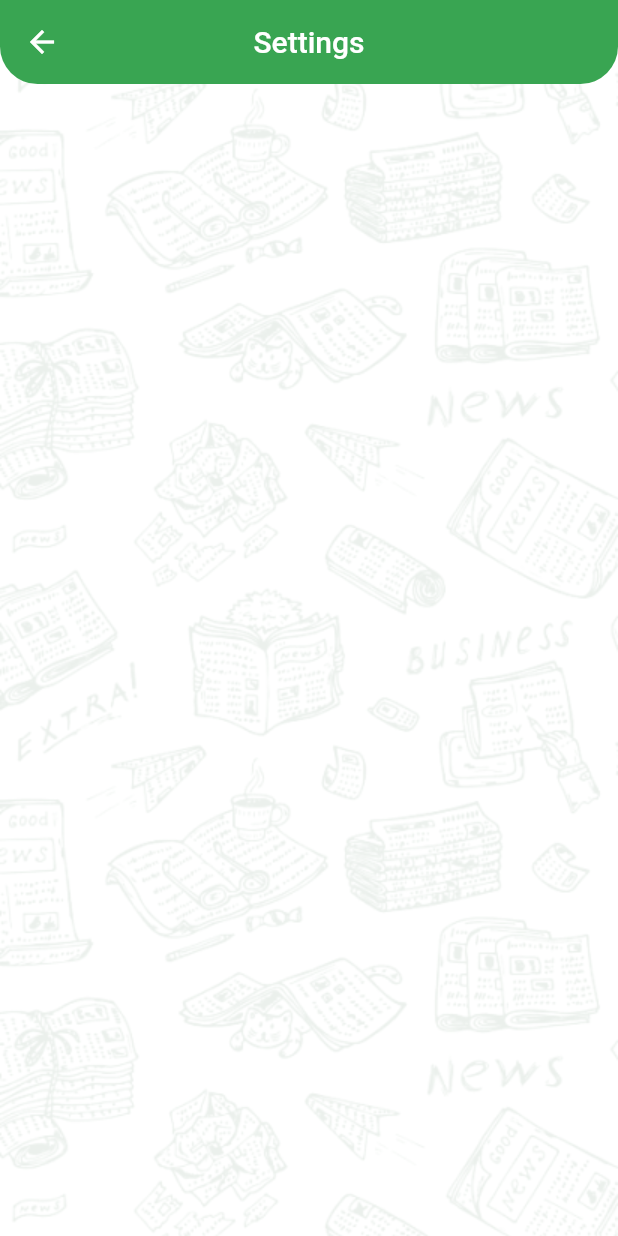
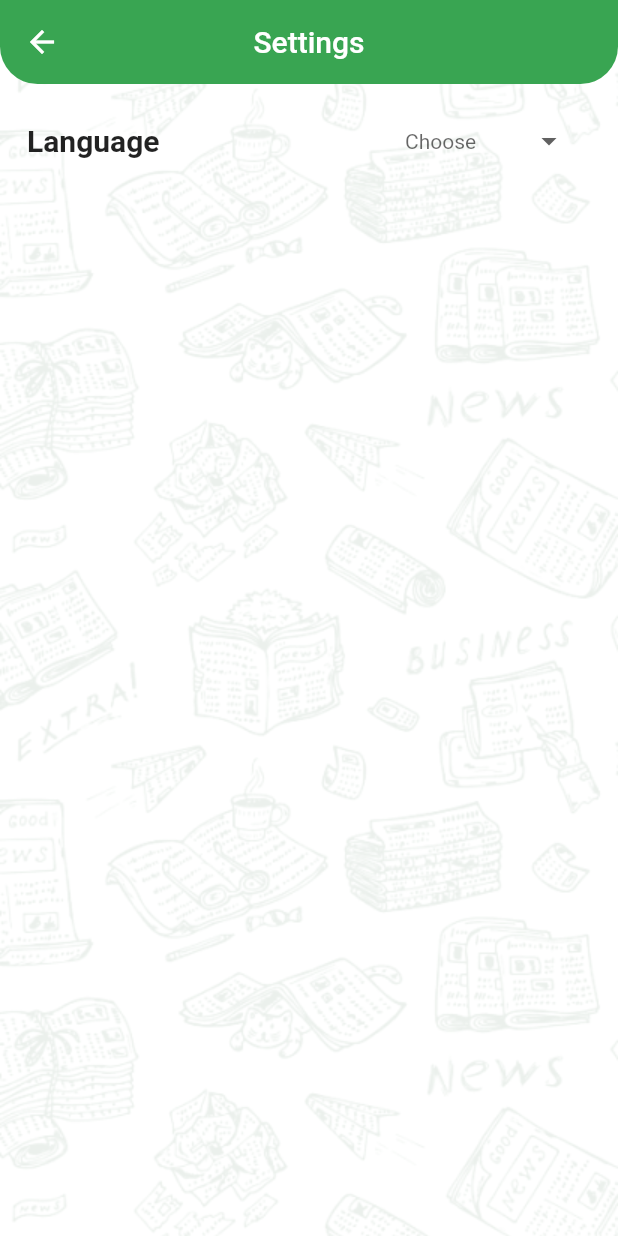
Before and after one commit to hadyawny/news_app, a Flutter app: the screen it shows after launch, in the side drawer, after a tap on "Settings", on a phone screen of 412 x 824 dp. Run offline on Flutter 3.47's test engine with Material 2 defaults, Android fonts, the phone set to English and light mode, and no system bars; drawn by our look-alikes of dropdown_button2; our stand-ins replace cached_network_image; generated files the repository leaves out were written again.

Commit message:
created localization files and add provider to change language from settings screen

```diff
--- /dev/null
+++ b/l10n.yaml
@@ -0,0 +1,3 @@
+arb-dir: lib/l10n
+template-arb-file: app_en.arb
+output-localization-file: app_localizations.dart
--- /dev/null
+++ b/lib/l10n/app_ar.arb
@@ -0,0 +1,5 @@
+{
+  "settings": "الأعدادات",
+  "language": "اللغه"
+
+}
--- /dev/null
+++ b/lib/l10n/app_en.arb
@@ -0,0 +1,5 @@
+{
+  "settings": "Settings",
+  "language": "Language"
+
+}
--- a/lib/main.dart
+++ b/lib/main.dart
@@ -1,10 +1,16 @@
 import 'package:flutter/material.dart';
 import 'package:news_app/layout/home_layout.dart';
+import 'package:news_app/providers/my_provider.dart';
 import 'package:news_app/screens/news_article_screen.dart';
 import 'package:news_app/screens/settings_screen.dart';
+import 'package:flutter_localizations/flutter_localizations.dart';
+import 'package:flutter_gen/gen_l10n/app_localizations.dart';
+import 'package:provider/provider.dart';
 
 void main() {
-  runApp(const MyApp());
+  runApp( ChangeNotifierProvider(
+      create: (context) => MyProvider(),
+      child: MyApp()));
 }
 
 class MyApp extends StatelessWidget {
@@ -12,7 +18,24 @@ class MyApp extends StatelessWidget {
 
   @override
   Widget build(BuildContext context) {
+
+    var provider = Provider.of<MyProvider>(context);
+
     return MaterialApp(
+
+      localizationsDelegates: const [
+        AppLocalizations.delegate,
+        GlobalMaterialLocalizations.delegate,
+        GlobalWidgetsLocalizations.delegate,
+        GlobalCupertinoLocalizations.delegate,
+      ],
+      supportedLocales: const [
+        Locale('en'),
+        Locale('ar'),
+      ],
+
+      locale: Locale(provider.locale),
+
       debugShowCheckedModeBanner: false,
       initialRoute: HomeLayout.routeName,
       routes: {
--- /dev/null
+++ b/lib/providers/my_provider.dart
@@ -0,0 +1,16 @@
+
+import 'package:flutter/material.dart';
+
+class MyProvider extends ChangeNotifier{
+
+  String locale = 'en';
+
+  changeLanguage (String lang){
+
+    locale=lang;
+
+    notifyListeners();
+  }
+
+
+}
--- a/lib/screens/settings_screen.dart
+++ b/lib/screens/settings_screen.dart
@@ -1,11 +1,28 @@
+import 'package:dropdown_button2/dropdown_button2.dart';
 import 'package:flutter/material.dart';
+import 'package:provider/provider.dart';
+import '../providers/my_provider.dart';
 import '../shared/styles/colors.dart';
+import 'package:flutter_gen/gen_l10n/app_localizations.dart';
 
-class SettingsScreen extends StatelessWidget {
+class SettingsScreen extends StatefulWidget {
   static const String routeName = "SettingsScreen";
 
   @override
+  State<SettingsScreen> createState() => _SettingsScreenState();
+}
+
+class _SettingsScreenState extends State<SettingsScreen> {
+  final List<String> items = [
+    'English',
+    'العربيه',
+  ];
+
+  String? selectedValue;
+
+  @override
   Widget build(BuildContext context) {
+    var provider = Provider.of<MyProvider>(context);
 
 
     return Container(
@@ -19,7 +36,7 @@ class SettingsScreen extends StatelessWidget {
         backgroundColor: Colors.transparent,
         appBar: AppBar(
           backgroundColor: primary,
-          title: Text("Settings"),
+          title: Text(AppLocalizations.of(context)!.settings),
           centerTitle: true,
           elevation: 0.0,
           shape: const OutlineInputBorder(
@@ -30,7 +47,65 @@ class SettingsScreen extends StatelessWidget {
             ),
           ),
         ),
-        body: Container(),
+        body: Padding(
+          padding: const EdgeInsets.all(18.0),
+          child: Column(
+            children: [
+              Row(
+                mainAxisAlignment: MainAxisAlignment.spaceBetween,
+                children: [
+
+                  Text(AppLocalizations.of(context)!.language, style: TextStyle(fontSize: 20,fontWeight: FontWeight.bold),),
+
+                  DropdownButtonHideUnderline(
+                    child: DropdownButton2<String>(
+                      isExpanded: true,
+                      hint: Text(
+                        'Choose',
+                        style: TextStyle(
+                          fontSize: 14,
+                        ),
+                      ),
+                      items: items
+                          .map((String item) => DropdownMenuItem<String>(
+                        value: item,
+                        child: Text(
+                          item,
+                          style: const TextStyle(
+                            fontSize: 14,
+                          ),
+                        ),
+                      ))
+                          .toList(),
+                      value: selectedValue,
+                      onChanged: (String? value) {
+                        setState(() {
+                          selectedValue = value;
+
+                          if(selectedValue=='English'){
+                            provider.changeLanguage("en");
+                          }
+                          else if(selectedValue=='العربيه'){
+                            provider.changeLanguage("ar");
+                          }
+                        });
+                      },
+                      buttonStyleData: const ButtonStyleData(
+                        padding: EdgeInsets.symmetric(horizontal: 16),
+                        height: 40,
+                        width: 140,
+                      ),
+                      menuItemStyleData: const MenuItemStyleData(
+                        height: 40,
+                      ),
+                    ),
+                  ),
+
+                ],
+              )
+            ],
+          ),
+        ),
       ),
     );
   }
```
Also changed, not shown: pubspec.yaml (+8 -0 lines), pubspec.lock.
